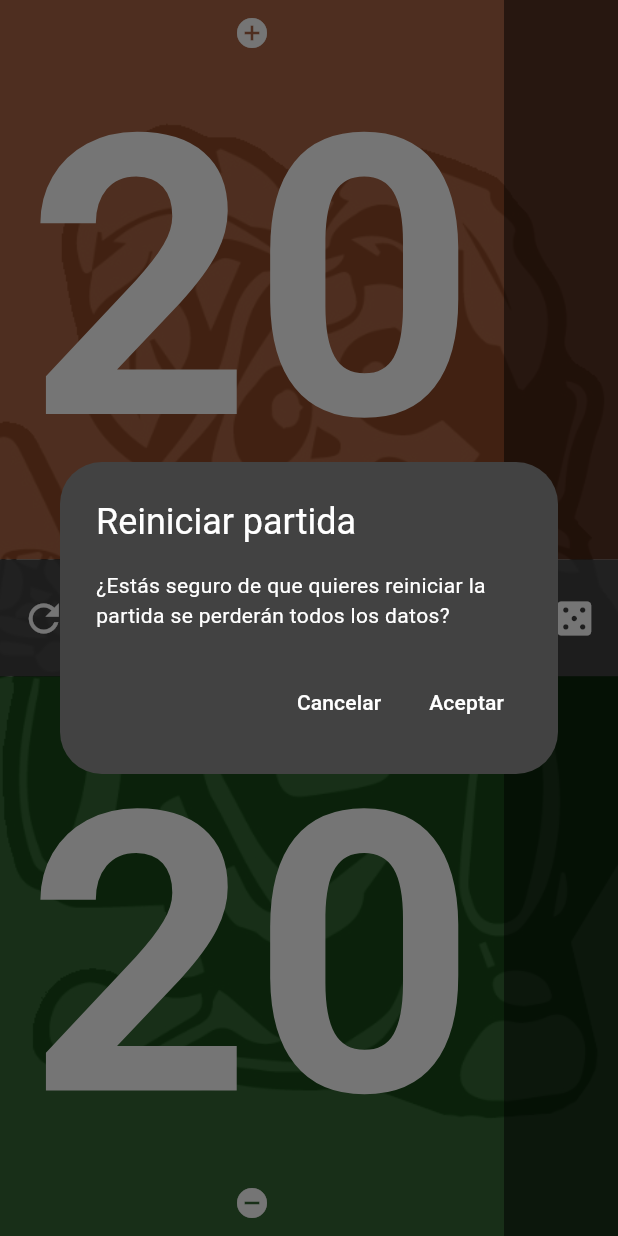
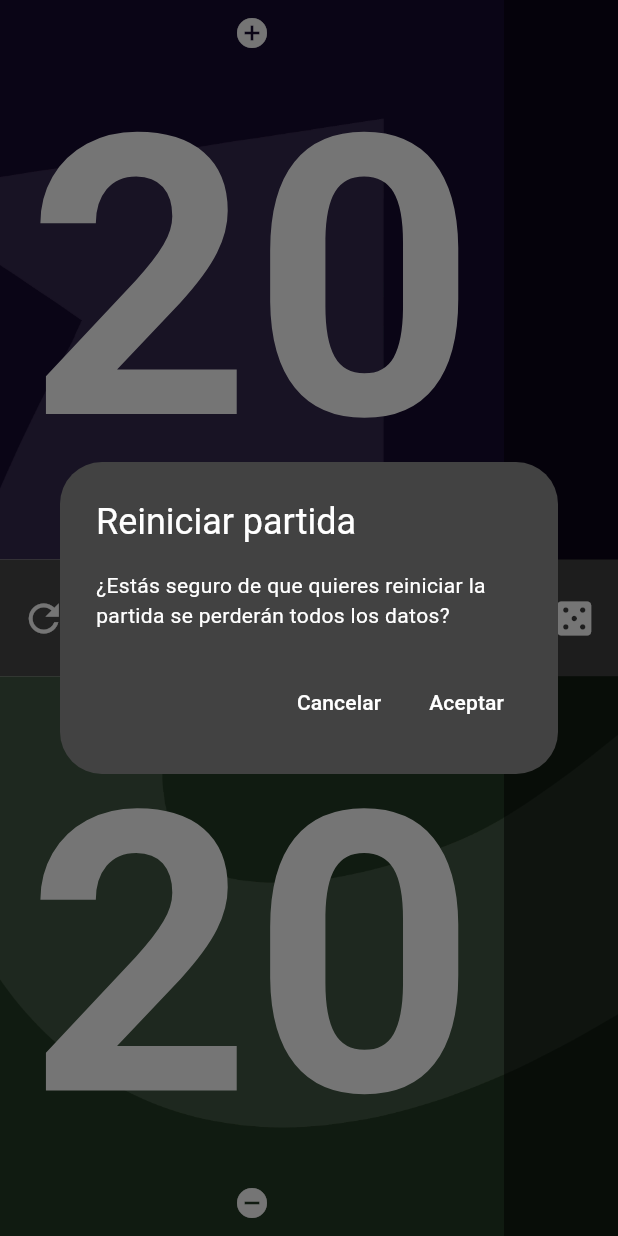
Before and after one commit to JPastorF/mtglifecounter, a Flutter app: the screen it shows after launch, after a tap on the "refresh" icon, on a phone screen of 412 x 824 dp. Run offline on Flutter 3.47's test engine with Material 3 defaults, Android fonts, the phone set to English and light mode, and no system bars; drawn by our look-alikes of auto_size_text; our stand-ins replace wakelock_plus.

Commit message:
fix notfication bar show

```diff
--- a/lib/main.dart
+++ b/lib/main.dart
@@ -9,19 +9,16 @@ void main() {
   WidgetsFlutterBinding.ensureInitialized();
 
   // 1. Asegura que la barra de estado y la barra de navegación estén visibles
-  SystemChrome.setEnabledSystemUIMode(
-    SystemUiMode.manual,
-    overlays: SystemUiOverlay.values,
-  );
+  SystemChrome.setEnabledSystemUIMode(SystemUiMode.edgeToEdge);
 
   // 2. Configura el estilo de la barra de estado
   SystemChrome.setSystemUIOverlayStyle(
     const SystemUiOverlayStyle(
-      statusBarColor: Colors.black, // Fondo negro para la barra de estado
-      statusBarIconBrightness: Brightness.light, // Iconos blancos
-      systemNavigationBarColor: Colors.black, // Fondo de la barra de navegación
-      systemNavigationBarIconBrightness:
-          Brightness.light, // Iconos de navegación blancos
+      statusBarColor: Colors.black,
+      statusBarIconBrightness: Brightness.light,
+      systemNavigationBarColor: Colors.white,
+      systemNavigationBarIconBrightness: Brightness.dark,
+      // Iconos de navegación blancos
     ),
   );
 
@@ -204,13 +201,18 @@ class _MyHomePageState extends State<MyHomePage> {
   @override
   Widget build(BuildContext context) {
     // El color de fondo del Scaffold se usará para la barra de estado
-    return Scaffold(
-      //backgroundColor: Colors.black,
+    return AnnotatedRegion<SystemUiOverlayStyle>(
+      value: SystemUiOverlayStyle(
+        statusBarColor: Colors.black,
+        statusBarIconBrightness: Brightness.light,
+      ),
+      child: Scaffold(
+        backgroundColor: Colors.black,
         body: Container(
           // La imagen de fondo solo se aplica al body del Scaffold
           decoration: const BoxDecoration(
             image: DecorationImage(
-            image: AssetImage('assets/images/BackgroundBW.png'),
+              image: AssetImage('assets/images/tap.png'),
               fit: BoxFit.cover,
             ),
           ),
@@ -224,7 +226,7 @@ class _MyHomePageState extends State<MyHomePage> {
                     angle: _isRotated ? 3.14159 : 0,
                     child: PlayerCounter(
                       initialLife: 20,
-                    color: Color(0xFFA0522D).withAlpha(225),
+                      color: Color(0xFF190C36).withAlpha(225),
                       resetNotifier: _resetNotifier,
                       lifeChangeAmount: _lifeChangeAmount,
                       onLifeChanged: _onLifeChanged,
@@ -289,7 +291,7 @@ class _MyHomePageState extends State<MyHomePage> {
                   flex: 1,
                   child: PlayerCounter(
                     initialLife: 20,
-                  color: Color(0xFF1A531A).withAlpha(225),
+                    color: Color(0xFF28422A).withAlpha(225),
                     resetNotifier: _resetNotifier,
                     lifeChangeAmount: _lifeChangeAmount,
                     onLifeChanged: _onLifeChanged,
@@ -299,6 +301,7 @@ class _MyHomePageState extends State<MyHomePage> {
             ),
           ),
         ),
+      ),
     );
   }
 }
```
Also changed, not shown: assets/images/tap.png (added). Lines whose indentation alone changed are shown as unchanged.
